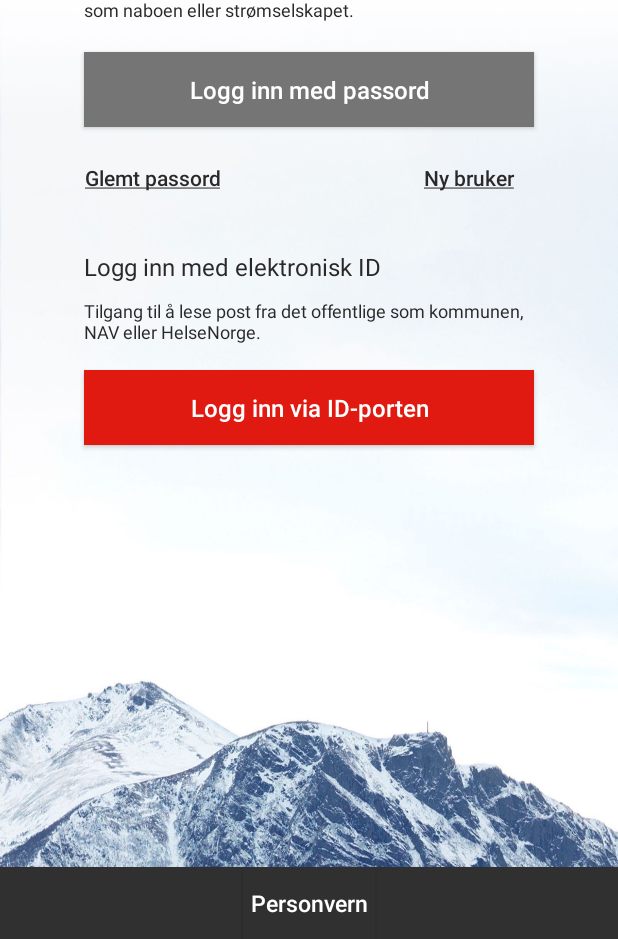
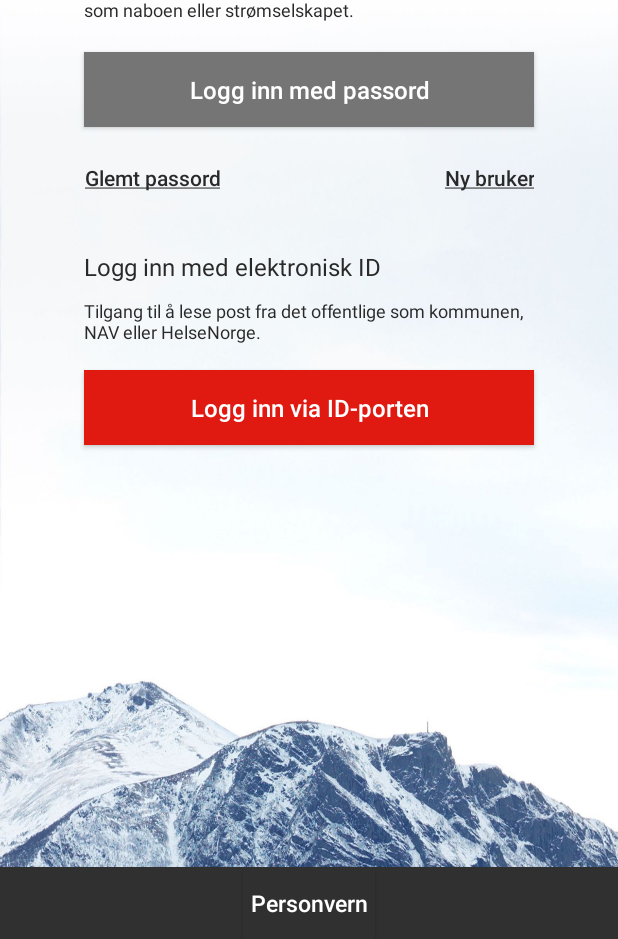
Before and after one commit to digipost/android, an Android app: the screen it shows after launch (LoginActivity), on a phone screen of 412 x 824 dp, the part 297-1236 px from its top. Run offline under Robolectric (Android 15) with nearby library versions, the phone set to English and light mode, and no system bars; libraries missing offline, so code that uses them is left out: com.nostra13.universalimageloader, com.sun.jersey, javax.ws.rs, net.danlew.android; 6 statements that could not run were skipped.

Commit message:
høyrestilt tekst på "ny bruker"-knapp

```diff
--- a/Digipost/src/main/res/layout/activity_login.xml
+++ b/Digipost/src/main/res/layout/activity_login.xml
@@ -128,9 +128,10 @@
                 android:background="@color/transparent"
                 android:id="@+id/login_registrationButton"
                 android:textSize="14sp"
+                android:gravity="right"
                 android:textColor="@color/black_subject"
                 android:layout_alignBaseline="@+id/login_forgotPasswordButton" android:layout_alignBottom="@+id/login_forgotPasswordButton" android:layout_alignRight="@+id/login_passwordButton"
-                android:layout_alignEnd="@+id/login_passwordButton"/>
+                android:layout_alignEnd="@+id/login_passwordButton" android:textAlignment="textEnd"/>
 
 
     </RelativeLayout>
```
